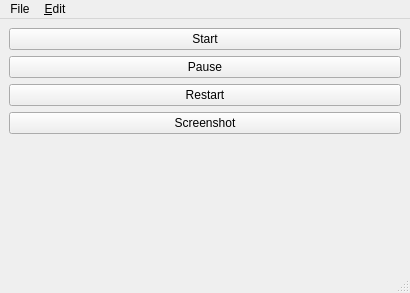
Before: the Qt Designer form mainwindow.ui in xqemu/xqemu-manager, drawn with Qt 5.
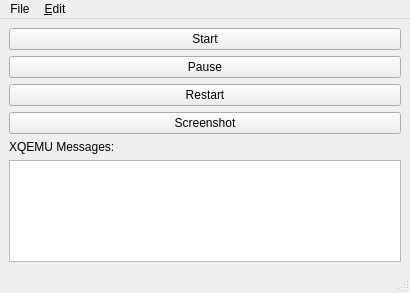
After: the same form once the commit is applied.

Commit message: Use QProcess instead of subprocess, add log area

Patch:
```diff
--- a/mainwindow.ui
+++ b/mainwindow.ui
@@ -44,17 +44,21 @@
      </widget>
     </item>
     <item>
-     <spacer name="verticalSpacer">
-      <property name="orientation">
-       <enum>Qt::Vertical</enum>
+     <widget class="QLabel" name="label">
+      <property name="text">
+       <string>XQEMU Messages:</string>
       </property>
-      <property name="sizeHint" stdset="0">
-       <size>
-        <width>20</width>
-        <height>40</height>
-       </size>
+     </widget>
+    </item>
+    <item>
+     <widget class="QPlainTextEdit" name="log">
+      <property name="undoRedoEnabled">
+       <bool>false</bool>
       </property>
-     </spacer>
+      <property name="readOnly">
+       <bool>true</bool>
+      </property>
+     </widget>
     </item>
    </layout>
   </widget>
```
The commit also changes 1 other file.
